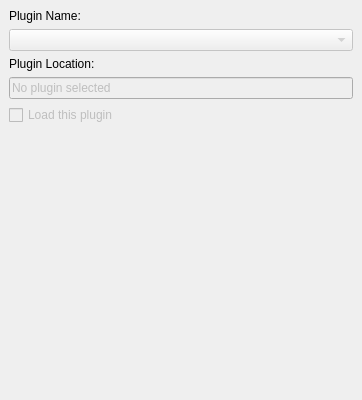
This is src/options/opt_plugins.ui in psi-im/psi as Qt 5 draws it before an edit. The edited form follows.
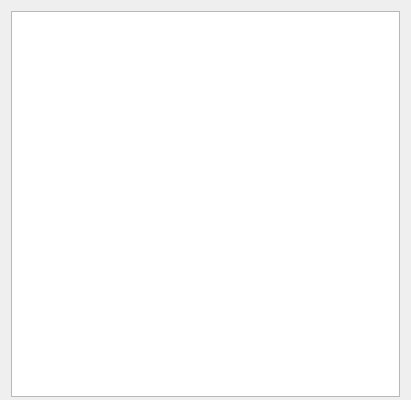
This is the edited form.

Commit message: Ported plugins improvements from Psi+ project

Patch:
```diff
--- a/src/options/opt_plugins.ui
+++ b/src/options/opt_plugins.ui
@@ -3,131 +3,98 @@
  <comment></comment>
  <exportmacro></exportmacro>
  <class>OptPlugins</class>
- <widget class="QWidget" name="OptPlugins" >
-  <property name="geometry" >
+ <widget class="QWidget" name="OptPlugins">
+  <property name="geometry">
    <rect>
     <x>0</x>
     <y>0</y>
-    <width>362</width>
+    <width>411</width>
     <height>400</height>
    </rect>
   </property>
   <property name="windowTitle" >
    <string>OptPluginsUI</string>
   </property>
-  <layout class="QVBoxLayout" >
-   <property name="margin" >
-    <number>9</number>
+  <layout class="QVBoxLayout" stretch="0">
+   <property name="bottomMargin">
+    <number>3</number>
    </property>
-   <property name="spacing" >
-    <number>6</number>
-   </property>
    <item>
-    <widget class="QLabel" name="TextLabel2" >
-     <property name="text" >
-      <string>Plugin Name:</string>
-     </property>
-    </widget>
-   </item>
-   <item>
-    <widget class="QComboBox" name="cb_plugins" >
-     <property name="enabled" >
-      <bool>false</bool>
-     </property>
-    </widget>
-   </item>
-   <item>
-    <widget class="QLabel" name="label" >
-     <property name="text" >
-      <string>Plugin Location:</string>
-     </property>
-    </widget>
-   </item>
-   <item>
-    <widget class="QLineEdit" name="le_location" >
-     <property name="enabled" >
-      <bool>false</bool>
-     </property>
-     <property name="text" >
-      <string>No plugin selected</string>
-     </property>
-    </widget>
-   </item>
-   <item>
-    <layout class="QHBoxLayout" >
-     <property name="margin" >
-      <number>0</number>
-     </property>
-     <property name="spacing" >
-      <number>6</number>
-     </property>
+    <layout class="QVBoxLayout" name="mainLayout">
      <item>
-      <widget class="QCheckBox" name="cb_loadPlugin" >
-       <property name="enabled" >
+      <widget class="QTreeWidget" name="tw_Plugins">
+       <property name="layoutDirection">
+        <enum>Qt::LeftToRight</enum>
+       </property>
+       <property name="horizontalScrollBarPolicy">
+        <enum>Qt::ScrollBarAlwaysOff</enum>
+       </property>
+       <property name="editTriggers">
+        <set>QAbstractItemView::NoEditTriggers</set>
+       </property>
+       <property name="showDropIndicator" stdset="0">
         <bool>false</bool>
        </property>
-       <property name="text" >
-        <string>Load this plugin</string>
+       <property name="alternatingRowColors">
+        <bool>true</bool>
        </property>
+       <property name="rootIsDecorated">
+        <bool>false</bool>
+       </property>
+       <property name="itemsExpandable">
+        <bool>false</bool>
+       </property>
+       <property name="expandsOnDoubleClick">
+        <bool>false</bool>
+       </property>
+       <attribute name="headerVisible">
+        <bool>false</bool>
+       </attribute>
+       <attribute name="headerDefaultSectionSize">
+        <number>100</number>
+       </attribute>
+       <attribute name="headerMinimumSectionSize">
+        <number>21</number>
+       </attribute>
+       <attribute name="headerStretchLastSection">
+        <bool>false</bool>
+       </attribute>
+       <column>
+        <property name="text">
+         <string>Plugin Name</string>
+        </property>
+        <property name="whatsThis">
+         <string>Available plugins</string>
+        </property>
+        <property name="textAlignment">
+         <set>AlignHCenter|AlignVCenter|AlignCenter</set>
+        </property>
+       </column>
+       <column>
+        <property name="text">
+         <string>Version</string>
+        </property>
+        <property name="textAlignment">
+         <set>AlignHCenter|AlignVCenter|AlignCenter</set>
+        </property>
+       </column>
+       <column>
+        <property name="text">
+         <string>A</string>
+        </property>
+       </column>
+       <column>
+        <property name="text">
+         <string>S</string>
+        </property>
+       </column>
       </widget>
      </item>
-     <item>
-      <spacer>
-       <property name="orientation" >
-        <enum>Qt::Horizontal</enum>
-       </property>
-       <property name="sizeHint" >
-        <size>
-         <width>40</width>
-         <height>20</height>
-        </size>
-       </property>
-      </spacer>
-     </item>
     </layout>
    </item>
-   <item>
-    <spacer>
-     <property name="orientation" >
-      <enum>Qt::Vertical</enum>
-     </property>
-     <property name="sizeHint" >
-      <size>
-       <width>20</width>
-       <height>40</height>
-      </size>
-     </property>
-    </spacer>
-   </item>
-   <item>
-    <layout class="QVBoxLayout" >
-     <property name="margin" >
-      <number>0</number>
-     </property>
-     <property name="spacing" >
-      <number>6</number>
-     </property>
-     <item>
-      <widget class="QWidget" name="pluginOptions" />
-     </item>
-    </layout>
-   </item>
-   <item>
-    <spacer>
-     <property name="orientation" >
-      <enum>Qt::Vertical</enum>
-     </property>
-     <property name="sizeHint" >
-      <size>
-       <width>20</width>
-       <height>40</height>
-      </size>
-     </property>
-    </spacer>
-   </item>
   </layout>
  </widget>
- <layoutdefault spacing="6" margin="11" />
+ <layoutdefault spacing="6" margin="11"/>
  <resources/>
  <connections/>
 </ui>
```
Left out of the diff: 8 changed lines with no effect on the pictures. The commit also changes 70 other files.
